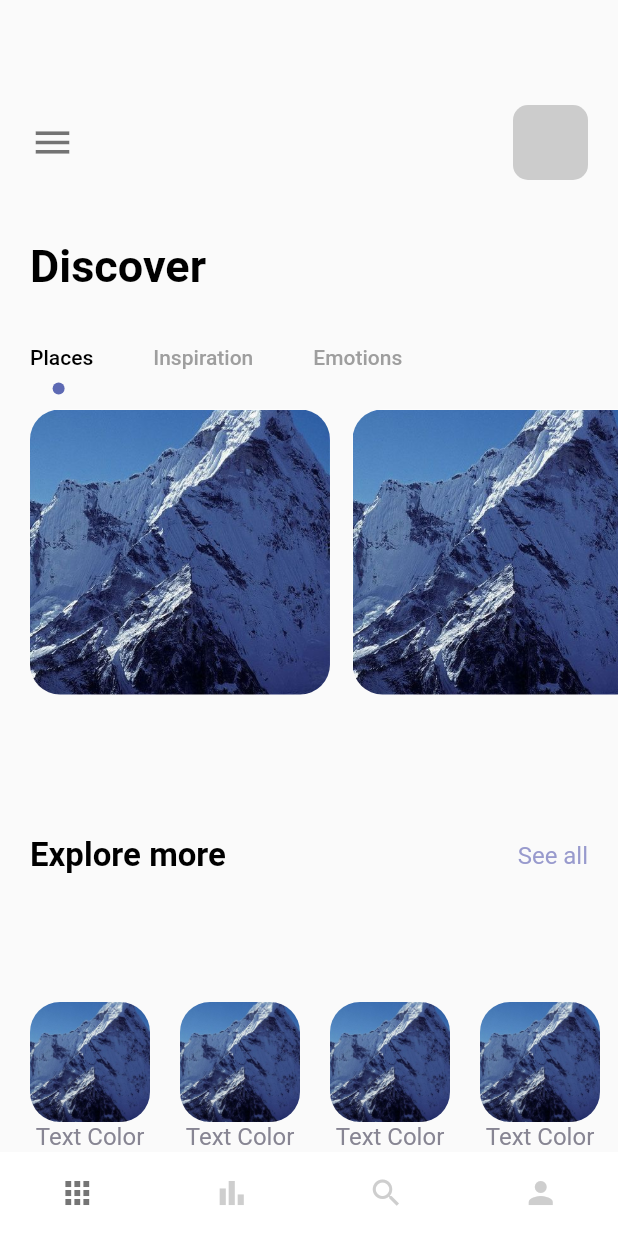
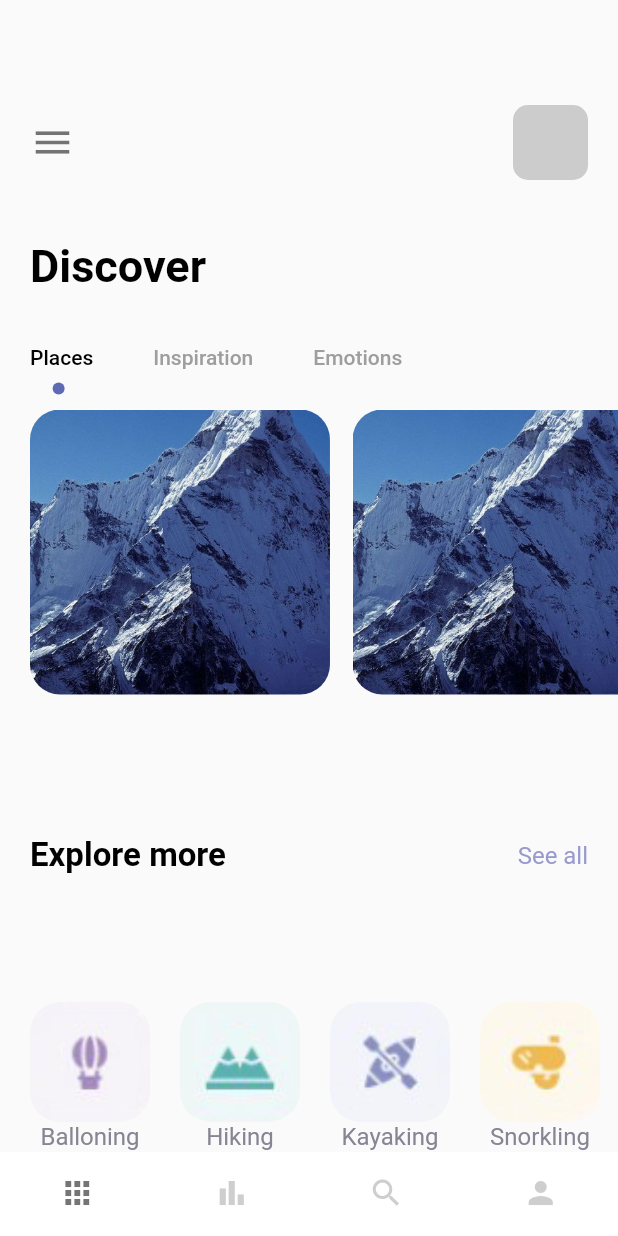
Before and after one commit to Bolutife-6978/Flutter_Cubit_App, a Flutter app: the screen it shows after launch, on a phone screen of 412 x 824 dp. Run offline on Flutter 3.47's test engine with Material 2 defaults, Android fonts, the phone set to English and light mode, and no system bars.

Commit message:
Stabiliszed Ui issue

```diff
--- a/flutter_cubit_app/lib/pages/nav_pages/homes_page.dart
+++ b/flutter_cubit_app/lib/pages/nav_pages/homes_page.dart
@@ -12,6 +12,13 @@ class HomePage extends StatefulWidget {
 }
 
 class _HomePageState extends State<HomePage> with TickerProviderStateMixin {
+
+  var images = {
+    "balloning.png": "Balloning",
+    "hiking.png": "Hiking",
+    "kayaking.png": "Kayaking",
+    "snorkling.png": "Snorkling"
+  };
   @override
   Widget build(BuildContext context) {
     TabController _tabController = TabController(length: 3, vsync: this);
@@ -139,13 +146,14 @@ class _HomePageState extends State<HomePage> with TickerProviderStateMixin {
                             borderRadius: BorderRadius.circular(20),
                             color: Colors.white,
                             image: DecorationImage(
-                              image: AssetImage("img/mountain.jpeg"),
+                              image: AssetImage(
+                                  "img/" + images.keys.elementAt(index)),
                               fit: BoxFit.cover,
                             )),
                       ),
                       Container(
                         child: AppText(
-                          text: "Text Color",
+                          text: images.values.elementAt(index),
                           color: AppColors.textColor2,
                         ),
                       )
```
